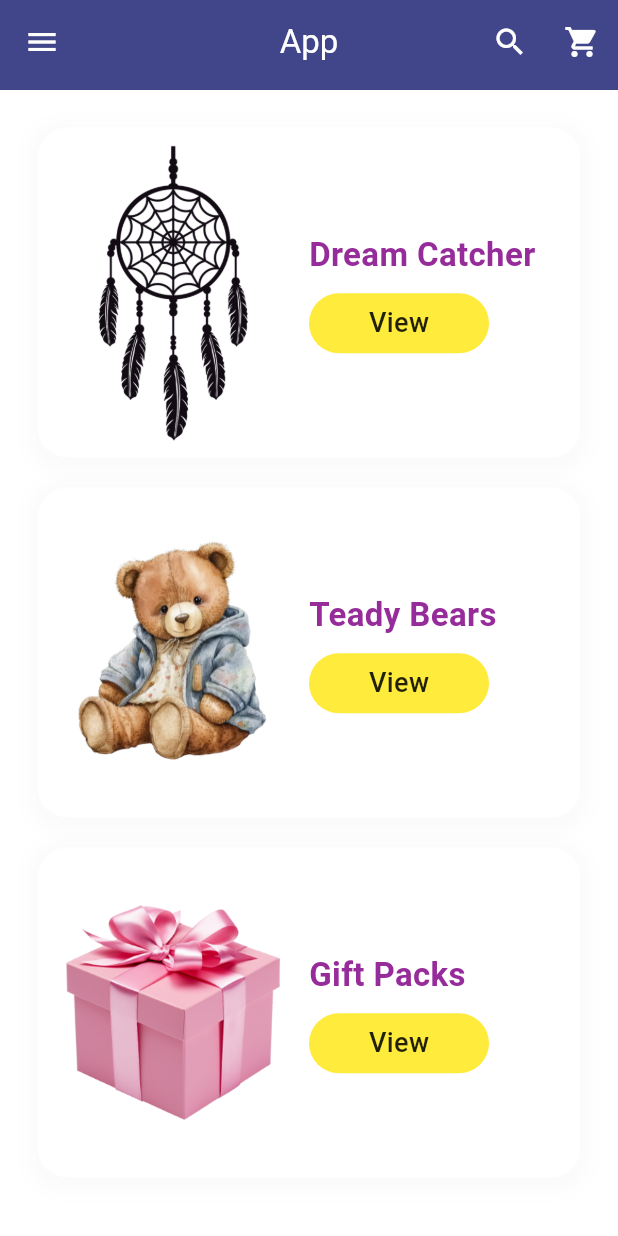
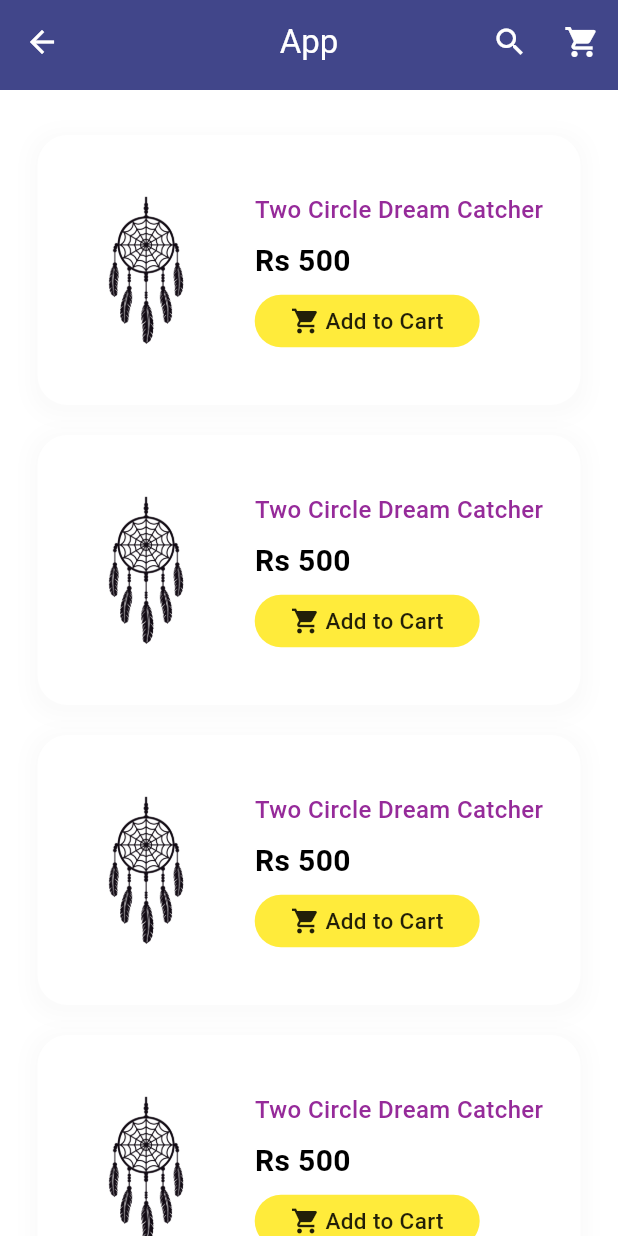
Before and after one commit to Dinethchathurya/luccelo_app_flutter, a Flutter app: the screen it shows after launch, on a phone screen of 412 x 824 dp. Run offline on Flutter 3.47's test engine with Material 3 defaults, Android fonts, the light colour scheme and no system bars; our stand-ins replace cloud_firestore, firebase_auth, firebase_core; accounts and stored records are empty.

Commit message:
product list

```diff
--- a/lib/main.dart
+++ b/lib/main.dart
@@ -5,6 +5,7 @@ import 'package:luccelo_app/myapp/screen/authentication/login_page.dart';
 import 'package:luccelo_app/myapp/screen/authentication/register_page.dart';
 import 'package:luccelo_app/myapp/screen/contact_page.dart';
 import 'package:luccelo_app/myapp/screen/main_page.dart';
+import 'package:luccelo_app/myapp/screen/product_list.dart';
 
 import 'firebase_options.dart';
 import 'myapp/screen/home.dart';
@@ -37,7 +38,7 @@ class MyApp extends StatelessWidget {
             shadow: Color(0xFF2291fd),
           ),
         ),
-        initialRoute: '/homePage',
+        initialRoute: '/productList',
         routes: {
           '/': (context) => LoginPage(),
           '/register': (context) => RegisterPage(),
@@ -46,6 +47,7 @@ class MyApp extends StatelessWidget {
           '/order': (context) => OrderPage(),
           '/samplePage': (context) => SampleHomePage(),
           '/homePage': (context) => HomePage(),
+          '/productList': (context) => ProductList(),
         },
       ),
     );
--- a/lib/myapp/screen/home.dart
+++ b/lib/myapp/screen/home.dart
@@ -20,9 +20,12 @@ class HomePage extends StatelessWidget {
         child: SingleChildScrollView(
           child: Column(
             children: [
-              SizedBox(height: 15,),
+              SizedBox(
+                height: 15,
+              ),
               Padding(
-                padding: const EdgeInsets.symmetric(horizontal: 25, vertical: 10),
+                padding:
+                    const EdgeInsets.symmetric(horizontal: 25, vertical: 10),
                 child: Container(
                   decoration: BoxDecoration(
                     color: Colors.white,
@@ -72,15 +75,24 @@ class HomePage extends StatelessWidget {
                             SizedBox(
                               height: 10,
                             ),
-                            Container(
+                            GestureDetector(
+                              onTap: (){},
+                              child: Container(
                                 decoration: BoxDecoration(
                                   color: Colors.yellow,
                                   borderRadius: BorderRadius.circular(100),
-
                                 ),
                                 height: 40,
                                 width: 120,
-                              child: Center(child: Text('View', style: TextStyle(color: Colors.black87, fontSize: 18, fontWeight: FontWeight.w500),)),
+                                child: Center(
+                                    child: Text(
+                                  'View',
+                                  style: TextStyle(
+                                      color: Colors.black87,
+                                      fontSize: 18,
+                                      fontWeight: FontWeight.w500),
+                                )),
+                              ),
                             )
                           ],
                         ),
@@ -90,7 +102,8 @@ class HomePage extends StatelessWidget {
                 ),
               ),
               Padding(
-                padding: const EdgeInsets.symmetric(horizontal: 25, vertical: 10),
+                padding:
+                    const EdgeInsets.symmetric(horizontal: 25, vertical: 10),
                 child: Container(
                   decoration: BoxDecoration(
                     color: Colors.white,
@@ -140,15 +153,24 @@ class HomePage extends StatelessWidget {
                             SizedBox(
                               height: 10,
                             ),
-                            Container(
+                            GestureDetector(
+                              onTap: (){},
+                              child: Container(
                                 decoration: BoxDecoration(
                                   color: Colors.yellow,
                                   borderRadius: BorderRadius.circular(100),
-
                                 ),
                                 height: 40,
                                 width: 120,
-                              child: Center(child: Text('View', style: TextStyle(color: Colors.black87, fontSize: 18, fontWeight: FontWeight.w500),)),
+                                child: Center(
+                                    child: Text(
+                                  'View',
+                                  style: TextStyle(
+                                      color: Colors.black87,
+                                      fontSize: 18,
+                                      fontWeight: FontWeight.w500),
+                                )),
+                              ),
                             )
                           ],
                         ),
@@ -158,7 +180,8 @@ class HomePage extends StatelessWidget {
                 ),
               ),
               Padding(
-                padding: const EdgeInsets.symmetric(horizontal: 25, vertical: 10),
+                padding:
+                    const EdgeInsets.symmetric(horizontal: 25, vertical: 10),
                 child: Container(
                   decoration: BoxDecoration(
                     color: Colors.white,
@@ -211,15 +234,24 @@ class HomePage extends StatelessWidget {
                             SizedBox(
                               height: 10,
                             ),
-                            Container(
+                            GestureDetector(
+                              onTap: (){},
+                              child: Container(
                                 decoration: BoxDecoration(
                                   color: Colors.yellow,
                                   borderRadius: BorderRadius.circular(100),
-
                                 ),
                                 height: 40,
                                 width: 120,
-                              child: Center(child: Text('View', style: TextStyle(color: Colors.black87, fontSize: 18, fontWeight: FontWeight.w500),)),
+                                child: Center(
+                                    child: Text(
+                                  'View',
+                                  style: TextStyle(
+                                      color: Colors.black87,
+                                      fontSize: 18,
+                                      fontWeight: FontWeight.w500),
+                                )),
+                              ),
                             )
                           ],
                         ),
@@ -228,7 +260,9 @@ class HomePage extends StatelessWidget {
                   ),
                 ),
               ),
-              SizedBox(height: 15,),
+              SizedBox(
+                height: 15,
+              ),
             ],
           ),
         ),
--- /dev/null
+++ b/lib/myapp/screen/product_list.dart
@@ -0,0 +1,28 @@
+import 'package:flutter/cupertino.dart';
+import 'package:flutter/material.dart';
+import 'package:flutter/widgets.dart';
+
+import '../widgets/app_bar.dart';
+import '../widgets/my_drawer.dart';
+import '../widgets/product_list_card.dart';
+
+class ProductList extends StatelessWidget {
+  const ProductList({super.key});
+
+  @override
+  Widget build(BuildContext context) {
+    return Scaffold(
+        appBar: PreferredSize(
+          preferredSize: Size.fromHeight(60.0),
+          child: MyAppBar(),
+        ),
+        body: Column(
+          children: [
+            SizedBox(height: 20,),
+            Expanded(
+              child: ProductListCard(),
+            ),
+          ],
+        ));
+  }
+}
--- /dev/null
+++ b/lib/myapp/widgets/product_list_card.dart
@@ -0,0 +1,112 @@
+import 'package:flutter/material.dart';
+
+class ProductListCard extends StatelessWidget {
+  const ProductListCard({super.key});
+
+  @override
+  Widget build(BuildContext context) {
+    return ListView.builder(
+        itemCount: 20,
+        itemBuilder: (context, index){
+          return Padding(
+            padding:
+            const EdgeInsets.symmetric(horizontal: 25, vertical: 10),
+            child: Container(
+              decoration: BoxDecoration(
+                color: Colors.white,
+                borderRadius: BorderRadius.circular(20),
+                boxShadow: [
+                  BoxShadow(
+                    color: Colors.black.withOpacity(0.02),
+                    spreadRadius: 5,
+                    blurRadius: 10,
+                    offset: Offset(0, 3),
+                  ),
+                ],
+              ),
+              width: double.infinity,
+              height: 180,
+              child: Row(
+                crossAxisAlignment: CrossAxisAlignment.center,
+                children: [
+                  const Expanded(
+                    flex: 2,
+                    child: Column(
+                      mainAxisAlignment: MainAxisAlignment.center,
+                      // crossAxisAlignment: CrossAxisAlignment.center,
+                      children: [
+                        Image(
+                          image: AssetImage(
+                            'assets/dream.png',
+                          ),
+                          height: 100,
+                        ),
+                      ],
+                    ),
+                  ),
+                  Expanded(
+                    flex: 3,
+                    child: Padding(
+                      padding: const EdgeInsets.only(right: 15),
+                      child: Column(
+                        mainAxisAlignment: MainAxisAlignment.center,
+                        crossAxisAlignment: CrossAxisAlignment.start,
+                        children: [
+                          Text(
+                            'Two Circle Dream Catcher',
+                            style: TextStyle(
+                                fontSize: 16,
+                                fontWeight: FontWeight.w500,
+                                color: Theme.of(context).colorScheme.primary),
+                          ),
+                          Padding(
+                            padding: const EdgeInsets.symmetric(vertical: 8),
+                            child: Text(
+                              'Rs 500',
+                              style: TextStyle(
+                                fontSize: 20,
+                                fontWeight: FontWeight.w600,
+                                color: Colors.black,),
+                            ),
+                          ),
+
+                          GestureDetector(
+                            onTap: (){},
+                            child: Container(
+                              decoration: BoxDecoration(
+                                color: Colors.yellow,
+                                borderRadius: BorderRadius.circular(100),
+                              ),
+                              height: 35,
+                              width: 150,
+                              child: Center(
+                                  child: Row(
+                                    mainAxisAlignment: MainAxisAlignment.center,
+                                    children: [
+                                      Icon(Icons.shopping_cart, size: 20,),
+                                      SizedBox(width: 3,),
+                                      Text(
+                                        'Add to Cart',
+                                        style: TextStyle(
+                                            color: Colors.black87,
+                                            fontSize: 15,
+                                            fontWeight: FontWeight.w500),
+                                      ),
+                                    ],
+                                  )),
+                            ),
+                          )
+                        ],
+                      ),
+                    ),
+                  ),
+                ],
+              ),
+            ),
+          );
+        }
+
+
+    );
+  }
+}
```
Lines whose indentation alone changed are shown as unchanged.
